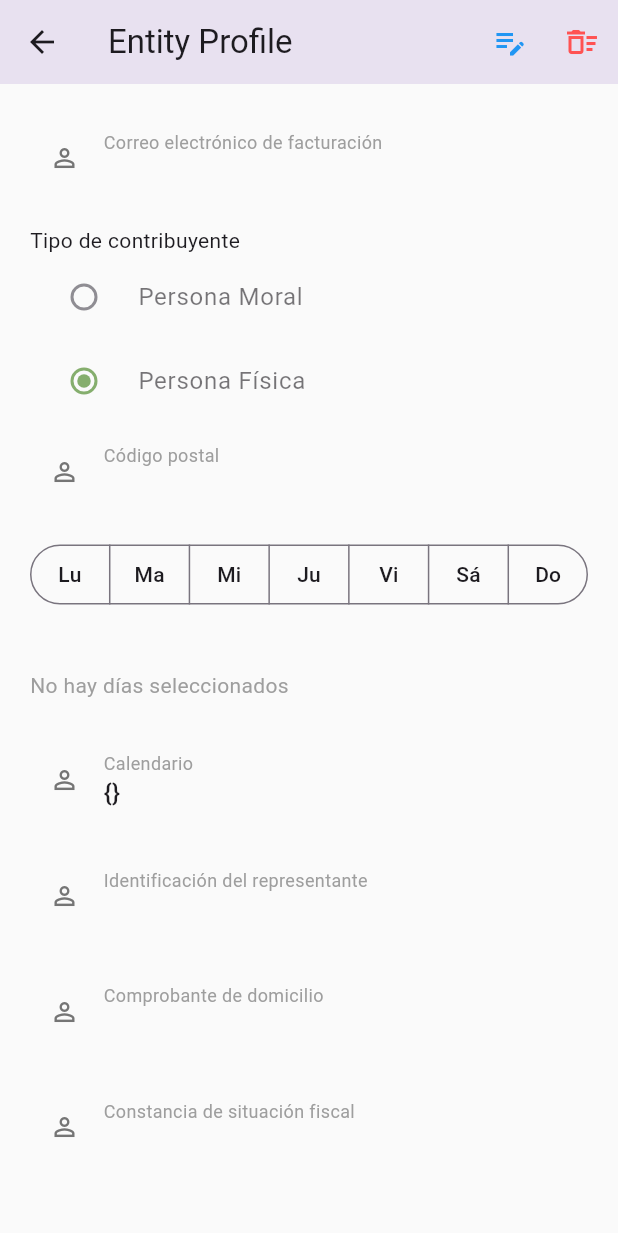
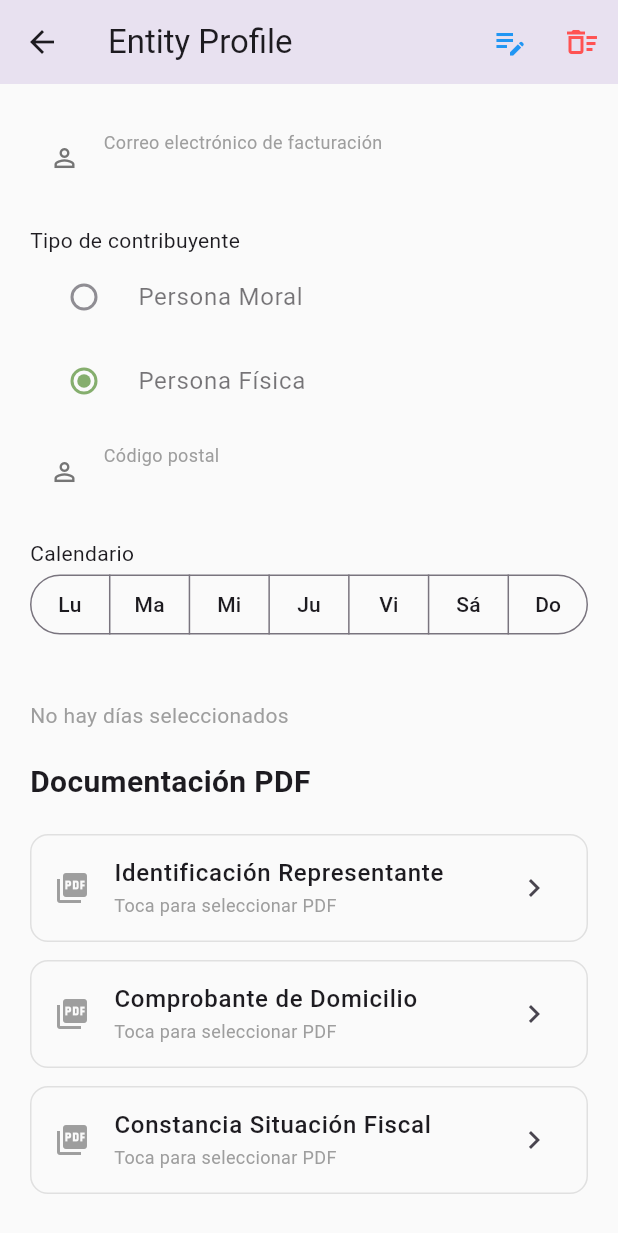
Before and after one commit to Adotal/diakron-admin, a Flutter app: the CollectionCenterDetailsScreen screen opened directly with empty values, scrolled down 1152 dp, on a phone screen of 412 x 824 dp. Shown: the top 1233 px of the screen. Run offline on Flutter 3.47's test engine with Material 3 defaults, Android fonts, the phone set to English and light mode, and no system bars; our stand-ins replace flutter_dotenv, freezed_annotation, go_router, logger, supabase_flutter; accounts and stored records are empty; network calls fail; Roboto replaces fonts that are missing (Arial).

Commit message:
View files of Collection Centers works
Issue: In collectionCenter app, the path was saved including the bucket name, wich is NOT neccesary to retrieve the file

```diff
--- a/lib/ui/collection_centers.dart/details/widgets/collection_center_details_screen.dart
+++ b/lib/ui/collection_centers.dart/details/widgets/collection_center_details_screen.dart
@@ -4,6 +4,7 @@
 import 'package:diakron_admin/domain/models/core/taxpayer_type/taxpayer_type.dart';
 import 'package:diakron_admin/domain/models/core/validation_status/validation_status.dart';
 import 'package:diakron_admin/ui/collection_centers.dart/details/view_models/collection_center_details_viewmodel.dart';
+import 'package:diakron_admin/ui/collection_centers.dart/details/widgets/file_picker_tile.dart';
 import 'package:diakron_admin/ui/core/themes/colors.dart';
 import 'package:diakron_admin/ui/core/ui/error_indicator.dart';
 import 'package:flutter/material.dart';
@@ -102,8 +103,6 @@ class _CollectionCenterDetailsScreenState
                 if (!widget.viewModel.isEditing) {
                   final center = widget.viewModel.center;
                   if (center != null) {
-
-
                     _usernameController.text = center.userName ?? '';
                     _surnamesController.text = center.surnames ?? '';
                     _phoneNumberController.text = center.phoneNumber ?? '';
@@ -328,6 +327,8 @@ class _CollectionCenterDetailsScreenState
 
                           controller: _postCodeController,
                         ),
+
+                        Text('Calendario'),
                         ListenableBuilder(
                           listenable: widget.viewModel,
                           builder: (context, _) {
@@ -345,7 +346,8 @@ ListenableBuilder(
                               emptySelectionAllowed: true,
                               multiSelectionEnabled: true,
                               selected: widget.viewModel.daysOpen,
-                onSelectionChanged: (newSelection) => widget.viewModel.onDaysChanged(newSelection),
+                              onSelectionChanged: (newSelection) =>
+                                  widget.viewModel.onDaysChanged(newSelection),
                             );
                           },
                         ),
@@ -356,19 +358,26 @@ ListenableBuilder(
                         ListenableBuilder(
                           listenable: widget.viewModel,
                           builder: (context, _) {
-              final selectedIndices = widget.viewModel.daysOpen.toList()..sort();
+                            final selectedIndices =
+                                widget.viewModel.daysOpen.toList()..sort();
 
                             if (selectedIndices.isEmpty) {
                               return const Padding(
                                 padding: EdgeInsets.symmetric(vertical: 20),
-                  child: Text("No hay días seleccionados", style: TextStyle(color: Colors.grey)),
+                                child: Text(
+                                  "No hay días seleccionados",
+                                  style: TextStyle(color: Colors.grey),
+                                ),
                               );
                             }
 
                             return Column(
                               children: selectedIndices.map((index) {
-                  final error = widget.viewModel.getErrorMessage(index);
-                  final day = widget.viewModel.weekSchedules[index];
+                                final error = widget.viewModel.getErrorMessage(
+                                  index,
+                                );
+                                final day =
+                                    widget.viewModel.weekSchedules[index];
 
                                 return Card(
                                   margin: const EdgeInsets.only(bottom: 12),
@@ -376,19 +385,31 @@ ListenableBuilder(
                                   child: Padding(
                                     padding: const EdgeInsets.all(8.0),
                                     child: Column(
-                        crossAxisAlignment: CrossAxisAlignment.start,
+                                      crossAxisAlignment:
+                                          CrossAxisAlignment.start,
                                       children: [
                                         ListTile(
-                            contentPadding: const EdgeInsets.symmetric(horizontal: 12),
+                                          contentPadding:
+                                              const EdgeInsets.symmetric(
+                                                horizontal: 12,
+                                              ),
                                           title: Text(
                                             day.dayName,
-                              style: const TextStyle(fontWeight: FontWeight.bold),
+                                            style: const TextStyle(
+                                              fontWeight: FontWeight.bold,
                                             ),
-                            trailing: (day.openTime != null && day.closeTime != null)
+                                          ),
+                                          trailing:
+                                              (day.openTime != null &&
+                                                  day.closeTime != null)
                                               ? IconButton(
-                                    icon: const Icon(Icons.copy_all, color: Colors.blue),
-                                    tooltip: "Copiar a toda la semana",
-                                    onPressed: null
+                                                  icon: const Icon(
+                                                    Icons.copy_all,
+                                                    color: Colors.blue,
+                                                  ),
+                                                  tooltip:
+                                                      "Copiar a toda la semana",
+                                                  onPressed: null,
                                                   // () => _confirmCopy(context, widget.viewModel, index),
                                                 )
                                               : null,
@@ -400,9 +421,16 @@ ListenableBuilder(
                                           onTap: () async {
                                             final t = await showTimePicker(
                                               context: context,
-                                initialTime: day.openTime ?? TimeOfDay.now(),
+                                              initialTime:
+                                                  day.openTime ??
+                                                  TimeOfDay.now(),
                                             );
-                              if (t != null) widget.viewModel.updateTime(index, true, t);
+                                            if (t != null)
+                                              widget.viewModel.updateTime(
+                                                index,
+                                                true,
+                                                t,
+                                              );
                                           },
                                         ),
                                         TimePickerTile(
@@ -411,17 +439,32 @@ ListenableBuilder(
                                           onTap: () async {
                                             final t = await showTimePicker(
                                               context: context,
-                                initialTime: day.closeTime ?? TimeOfDay.now(),
+                                              initialTime:
+                                                  day.closeTime ??
+                                                  TimeOfDay.now(),
                                             );
-                              if (t != null) widget.viewModel.updateTime(index, false, t);
+                                            if (t != null)
+                                              widget.viewModel.updateTime(
+                                                index,
+                                                false,
+                                                t,
+                                              );
                                           },
                                         ),
                                         if (error != null)
                                           Padding(
-                              padding: const EdgeInsets.fromLTRB(16, 0, 16, 8),
+                                            padding: const EdgeInsets.fromLTRB(
+                                              16,
+                                              0,
+                                              16,
+                                              8,
+                                            ),
                                             child: Text(
                                               error,
-                                style: const TextStyle(color: Colors.red, fontSize: 12),
+                                              style: const TextStyle(
+                                                color: Colors.red,
+                                                fontSize: 12,
+                                              ),
                                             ),
                                           ),
                                       ],
@@ -433,29 +476,37 @@ ListenableBuilder(
                           },
                         ),
 
-                        _buildDataRow(
-                          "Calendario",
-                          center.schedule.toString(),
-                          Icons.person_outline,
-                          // SCHEDULE
+                        const Text(
+                          "Documentación PDF",
+                          style: TextStyle(
+                            fontSize: 20,
+                            fontWeight: FontWeight.bold,
                           ),
-
-                        _buildDataRow(
-                          "Identificación del representante",
-                          center.pathIdRep ?? '',
-                          Icons.person_outline,
                         ),
-
-                        _buildDataRow(
-                          "Comprobante de domicilio",
-                          center.pathIdRep ?? '',
-                          Icons.person_outline,
+                        const SizedBox(height: 20),
+                        FilePickerTile(
+                          label: "Identificación Representante",
+                          onPick: () => {
+                            widget.viewModel.viewDocument(
+                              center.pathIdRep!,
                             ),
-
-                        _buildDataRow(
-                          "Constancia de situación fiscal",
-                          center.pathTaxCertificate ?? '',
-                          Icons.person_outline,
+                          },
+                        ),
+                        FilePickerTile(
+                          label: "Comprobante de Domicilio",
+                          onPick: () => {
+                            widget.viewModel.viewDocument(
+                              center.pathProofAddress!,
+                            ),
+                          },
+                        ),
+                        FilePickerTile(
+                          label: "Constancia Situación Fiscal",
+                          onPick: () => {
+                            widget.viewModel.viewDocument(
+                              center.pathTaxCertificate!,
+                            ),
+                          },
                         ),
                       ],
                     ),
@@ -501,7 +552,8 @@ ListenableBuilder(
                                     schedule: _schedule,
                                     surnames: _surnamesController.text,
                                     taxRegime: _taxRegimeController.text,
-                                    taxpayerType: widget.viewModel.taxpayerType?.label,
+                                    taxpayerType:
+                                        widget.viewModel.taxpayerType?.label,
                                     userName: _usernameController.text,
                                     // id: '',
                                     // pathIdRep: '',
@@ -726,12 +778,18 @@ ListenableBuilder(
     }
   }
 }
+
 class TimePickerTile extends StatelessWidget {
   final String label;
   final TimeOfDay? time;
   final VoidCallback onTap;
 
-  const TimePickerTile({super.key, required this.label, this.time, required this.onTap});
+  const TimePickerTile({
+    super.key,
+    required this.label,
+    this.time,
+    required this.onTap,
+  });
 
   @override
   Widget build(BuildContext context) {
--- /dev/null
+++ b/lib/ui/collection_centers.dart/details/widgets/file_picker_tile.dart
@@ -0,0 +1,60 @@
+import 'package:flutter/material.dart';
+
+class FilePickerTile extends StatelessWidget {
+  final String label;
+  final String? path;
+  final VoidCallback onPick;
+
+  const FilePickerTile({
+    super.key,
+    required this.label,
+    this.path,
+    required this.onPick,
+  });
+
+  @override
+  Widget build(BuildContext context) {
+    bool hasFile = path != null;
+
+    return Card(
+      elevation: 0,
+      shape: RoundedRectangleBorder(
+        borderRadius: BorderRadius.circular(12),
+        side: BorderSide(color: hasFile ? Colors.green : Colors.grey.shade300),
+      ),
+      color: hasFile ? Colors.green.shade50 : Colors.grey.shade50,
+      margin: const EdgeInsets.only(bottom: 12),
+      child: ListTile(
+        leading: Icon(
+          Icons.picture_as_pdf,
+          color: hasFile ? Colors.green : Colors.grey,
+        ),
+        title: Text(label, style: const TextStyle(fontWeight: FontWeight.w500)),
+        subtitle: Text(
+          hasFile
+              ? "Presiona para cambiar archivo"
+              : "Toca para seleccionar PDF",
+          style: TextStyle(
+            fontSize: 12,
+            color: hasFile ? Colors.green.shade700 : Colors.grey,
+          ),
+        ),
+        // BOTÓN PARA ABRIR EL DOCUMENTO
+        trailing: hasFile
+            ? IconButton(
+                icon: const Icon(Icons.visibility, color: Colors.blue),
+                onPressed: () async {
+                  // Lógica para abrir el archivo local
+                  if (path != null) {
+                    // await OpenFilex.open(path!);
+                  }
+                },
+                tooltip: "Ver documento",
+              )
+            : const Icon(Icons.chevron_right),
+        onTap:
+            onPick, // El área general sigue sirviendo para cambiar el archivo
+      ),
+    );
+  }
+}
--- a/pubspec.yaml
+++ b/pubspec.yaml
@@ -19,6 +19,7 @@ dependencies:
   logger: ^2.7.0
   provider: ^6.1.5+1
   supabase_flutter: ^2.12.0
+  url_launcher: ^6.3.2
 
 dev_dependencies:
   flutter_test:
```
Also changed, not shown: lib/data/repositories/users/collection_center_repository.dart (+8 -3 lines), lib/data/services/database_service.dart (+16 -0 lines), lib/ui/collection_centers.dart/details/view_models/collection_center_details_viewmodel.dart (+33 -1 lines), pubspec.lock, 1 other file. Lines whose indentation alone changed are shown as unchanged.
